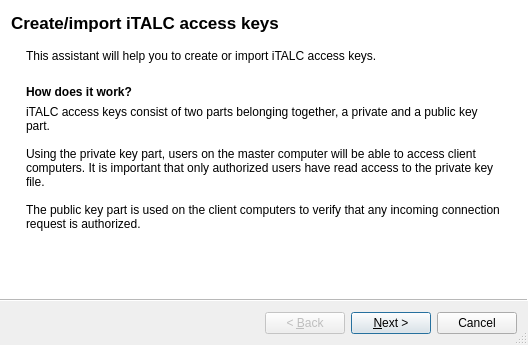
Old version of the form imc/Forms/AccessKeyAssistant.ui in the repository veyon/veyon.
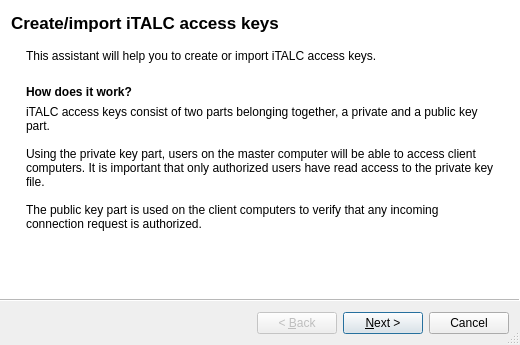
New version of the form. Icons and pictures are not drawn. Custom widgets are drawn as their Qt base class.

Commit message:
IMC/AccessKeyAssistant: fixed UI glitch when importing keys
There's been a small UI glitch when importing keys - the export keys
label was not hidden properly.

The edit to the form file:
```diff
--- a/imc/Forms/AccessKeyAssistant.ui
+++ b/imc/Forms/AccessKeyAssistant.ui
@@ -6,7 +6,7 @@
    <rect>
     <x>0</x>
     <y>0</y>
-    <width>528</width>
+    <width>520</width>
     <height>345</height>
    </rect>
   </property>
```
Left out of the diff: 16 changed lines with no effect on the pictures.
